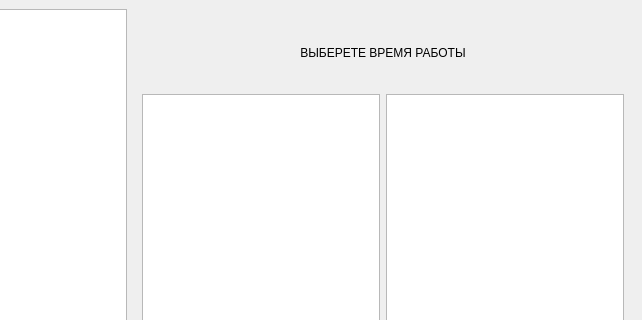
Old version of the form src/view/settingswindow.ui in the repository rnikbond/worktime; both pictures show x 109 to 751 and y 0 to 320 of the 751 by 473 pixel window.
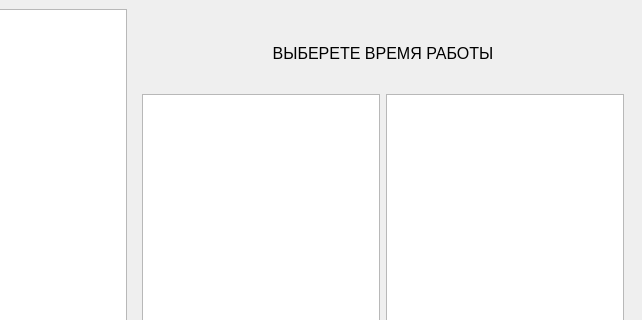
New version of the form.

The edit to the form file:
```diff
--- a/src/view/settingswindow.ui
+++ b/src/view/settingswindow.ui
@@ -81,6 +81,11 @@
               <height>70</height>
              </size>
             </property>
+            <property name="font">
+             <font>
+              <pointsize>12</pointsize>
+             </font>
+            </property>
             <property name="text">
              <string>ВЫБЕРЕТЕ ВРЕМЯ РАБОТЫ</string>
             </property>
```
